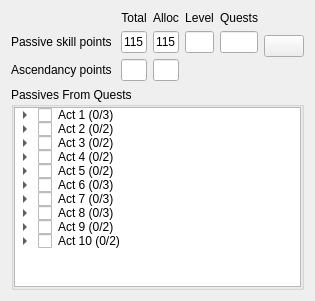
Old version of the form PoePal/PPassivesWindow.ui in the repository PoePal/PoePal.
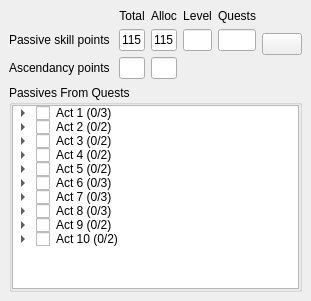
New version of the form. Icons and pictures are not drawn. Custom widgets are drawn as their Qt base class.

Commit message: Fixed the border whitespace on the passives window.

Patch:
```diff
--- a/PoePal/PPassivesWindow.ui
+++ b/PoePal/PPassivesWindow.ui
@@ -14,20 +14,32 @@
    <string>Passive and Ascendancy Skills</string>
   </property>
   <layout class="QVBoxLayout" name="verticalLayout_3">
+   <property name="leftMargin">
+    <number>0</number>
+   </property>
+   <property name="topMargin">
+    <number>0</number>
+   </property>
+   <property name="rightMargin">
+    <number>0</number>
+   </property>
+   <property name="bottomMargin">
+    <number>0</number>
+   </property>
    <item>
     <widget class="QWidget" name="_ContentWidget" native="true">
      <layout class="QVBoxLayout" name="verticalLayout_2">
       <property name="leftMargin">
-       <number>0</number>
+       <number>9</number>
       </property>
       <property name="topMargin">
-       <number>0</number>
+       <number>9</number>
       </property>
       <property name="rightMargin">
-       <number>0</number>
+       <number>9</number>
       </property>
       <property name="bottomMargin">
-       <number>0</number>
+       <number>9</number>
       </property>
       <item>
        <layout class="QHBoxLayout" name="_TopLayout">
```
